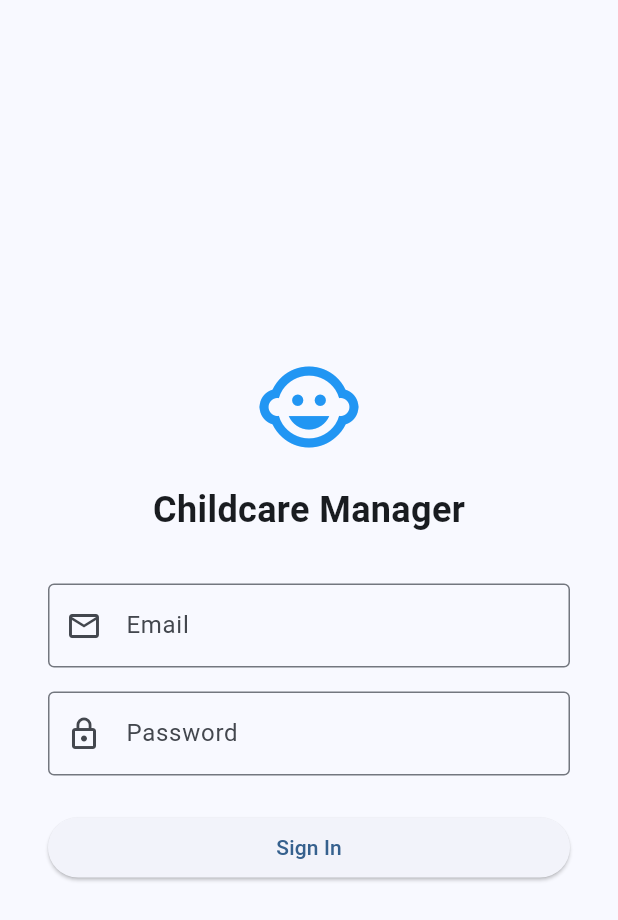
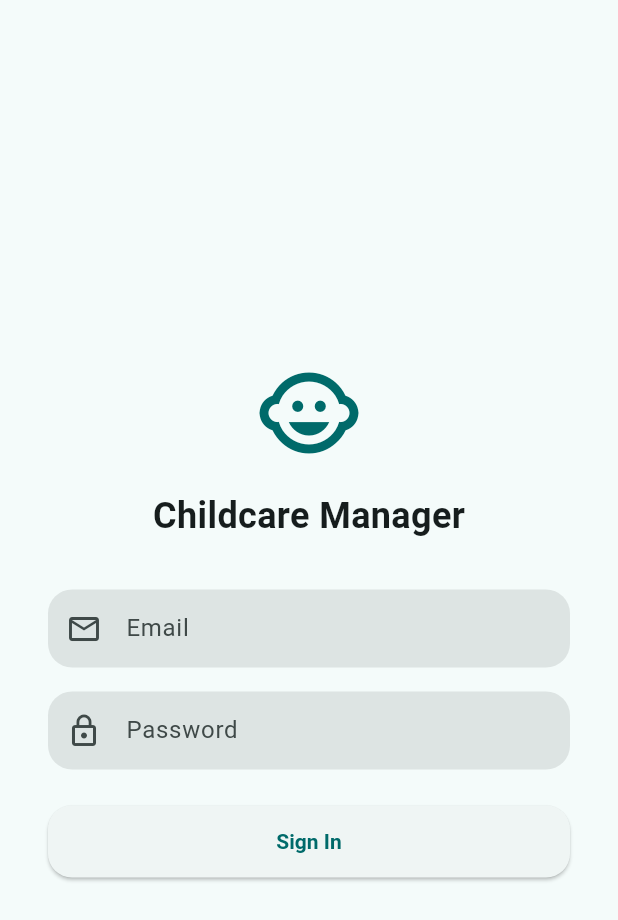
Before and after one commit to AkmalCodes/kids-management, a Flutter app: the screen it shows after launch, on a phone screen of 412 x 824 dp. Shown: the top 920 px of the screen. Run offline on Flutter 3.47's test engine with Material 3 defaults, Android fonts, the phone set to English and light mode, and no system bars; our stand-ins replace flutter_riverpod, supabase_flutter; accounts and stored records are empty.

Commit message:
feat: apply modern rounded design system (soft teal, Material 3 nav)
- Centralize theming in lib/core/theme/app_theme.dart
- Rounded buttons, filled borderless text fields, flat surface app bars
- Switch BottomNavigationBar to Material 3 NavigationBar in all shells
- Document local run command in README

```diff
--- /dev/null
+++ b/lib/core/theme/app_theme.dart
@@ -0,0 +1,86 @@
+import 'package:flutter/material.dart';
+
+// Centralized so every screen picks up the same look automatically —
+// change the seed color or radius here and it cascades everywhere,
+// instead of hunting through each widget for hardcoded styling.
+class AppTheme {
+  AppTheme._();
+
+  static const seedColor = Color(0xFF2DA8A8); // soft teal
+  static const radius = 16.0;
+
+  static ThemeData get light {
+    final colorScheme = ColorScheme.fromSeed(seedColor: seedColor);
+
+    return ThemeData(
+      useMaterial3: true,
+      colorScheme: colorScheme,
+      scaffoldBackgroundColor: colorScheme.surface,
+
+      appBarTheme: AppBarTheme(
+        backgroundColor: colorScheme.surface,
+        foregroundColor: colorScheme.onSurface,
+        elevation: 0,
+        centerTitle: true,
+      ),
+
+      elevatedButtonTheme: ElevatedButtonThemeData(
+        style: ElevatedButton.styleFrom(
+          shape: RoundedRectangleBorder(
+            borderRadius: BorderRadius.circular(radius),
+          ),
+          padding: const EdgeInsets.symmetric(vertical: 16),
+          textStyle: const TextStyle(fontWeight: FontWeight.w600),
+        ),
+      ),
+
+      outlinedButtonTheme: OutlinedButtonThemeData(
+        style: OutlinedButton.styleFrom(
+          shape: RoundedRectangleBorder(
+            borderRadius: BorderRadius.circular(radius),
+          ),
+          padding: const EdgeInsets.symmetric(vertical: 16),
+        ),
+      ),
+
+      textButtonTheme: TextButtonThemeData(
+        style: TextButton.styleFrom(
+          shape: RoundedRectangleBorder(
+            borderRadius: BorderRadius.circular(radius),
+          ),
+        ),
+      ),
+
+      // Filled, borderless fields read as more modern than boxed outlines —
+      // the rounded fill itself communicates "this is tappable".
+      inputDecorationTheme: InputDecorationTheme(
+        filled: true,
+        fillColor: colorScheme.surfaceContainerHighest,
+        contentPadding:
+            const EdgeInsets.symmetric(horizontal: 16, vertical: 14),
+        border: OutlineInputBorder(
+          borderRadius: BorderRadius.circular(radius),
+          borderSide: BorderSide.none,
+        ),
+        enabledBorder: OutlineInputBorder(
+          borderRadius: BorderRadius.circular(radius),
+          borderSide: BorderSide.none,
+        ),
+        focusedBorder: OutlineInputBorder(
+          borderRadius: BorderRadius.circular(radius),
+          borderSide: BorderSide(color: colorScheme.primary, width: 2),
+        ),
+      ),
+
+      // Material 3's NavigationBar (pill-shaped selection indicator) reads
+      // as more modern than the older BottomNavigationBar — used in every
+      // shell instead.
+      navigationBarTheme: NavigationBarThemeData(
+        backgroundColor: colorScheme.surface,
+        indicatorColor: colorScheme.secondaryContainer,
+        elevation: 0,
+        labelBehavior: NavigationDestinationLabelBehavior.alwaysShow,
+      ),
+    );
+  }
+}
--- a/lib/features/auth/login_screen.dart
+++ b/lib/features/auth/login_screen.dart
@@ -63,7 +63,11 @@ class _LoginScreenState extends ConsumerState<LoginScreen> {
             child: Column(
               mainAxisSize: MainAxisSize.min,
               children: [
-                const Icon(Icons.child_care, size: 72, color: Colors.blue),
+                Icon(
+                  Icons.child_care,
+                  size: 72,
+                  color: Theme.of(context).colorScheme.primary,
+                ),
                 const SizedBox(height: 16),
                 const Text(
                   'Childcare Manager',
@@ -76,7 +80,6 @@ class _LoginScreenState extends ConsumerState<LoginScreen> {
                   decoration: const InputDecoration(
                     labelText: 'Email',
                     prefixIcon: Icon(Icons.email_outlined),
-                    border: OutlineInputBorder(),
                   ),
                   validator: (v) =>
                       (v == null || v.isEmpty) ? 'Please enter your email' : null,
@@ -88,7 +91,6 @@ class _LoginScreenState extends ConsumerState<LoginScreen> {
                   decoration: const InputDecoration(
                     labelText: 'Password',
                     prefixIcon: Icon(Icons.lock_outline),
-                    border: OutlineInputBorder(),
                   ),
                   validator: (v) =>
                       (v == null || v.isEmpty) ? 'Please enter your password' : null,
--- a/lib/main.dart
+++ b/lib/main.dart
@@ -2,6 +2,7 @@ import 'package:flutter/material.dart';
 import 'package:flutter_riverpod/flutter_riverpod.dart';
 import 'package:supabase_flutter/supabase_flutter.dart';
 import 'core/auth/auth_gate.dart';
+import 'core/theme/app_theme.dart';
 
 Future<void> main() async {
   WidgetsFlutterBinding.ensureInitialized();
@@ -20,10 +21,7 @@ class ChildcareApp extends StatelessWidget {
     return MaterialApp(
       title: 'Childcare Manager',
       debugShowCheckedModeBanner: false,
-      theme: ThemeData(
-        colorScheme: ColorScheme.fromSeed(seedColor: Colors.blue),
-        useMaterial3: true,
-      ),
+      theme: AppTheme.light,
       home: const AuthGate(),
     );
   }
```
Also changed, not shown: lib/features/director/director_shell.dart (+13 -13 lines), lib/features/parent/parent_shell.dart (+12 -13 lines), lib/features/teacher/teacher_shell.dart (+14 -14 lines), 1 other file.
